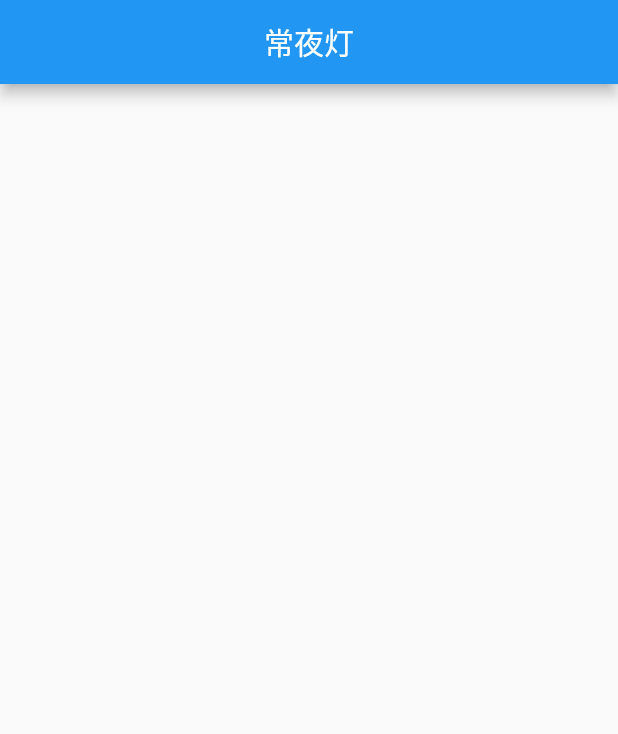
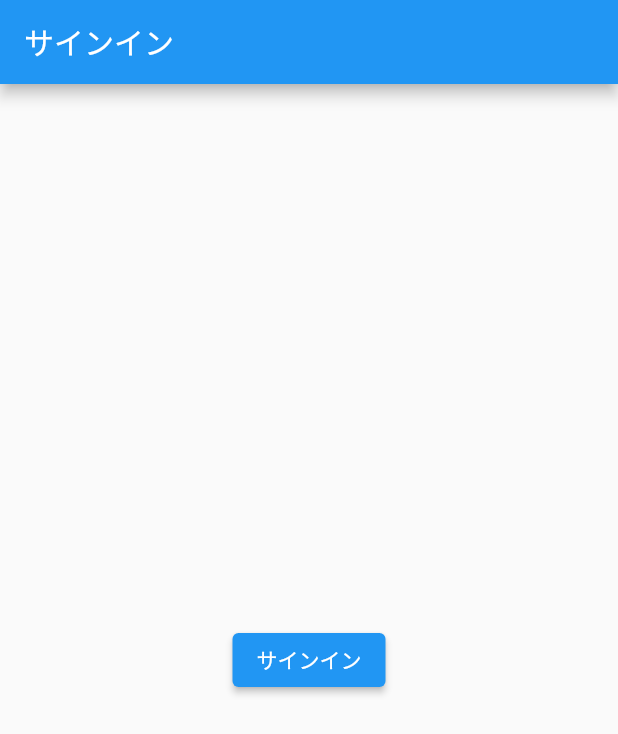
Before and after one commit to flutteruniv/joyato, a Flutter app: the screen it shows after launch, on a phone screen of 412 x 824 dp. Shown: the top 734 px of the screen. Run offline on Flutter 3.47's test engine with Material 2 defaults, Android fonts, the light colour scheme and no system bars; our stand-ins replace firebase_core; accounts and stored records are empty.

Commit message:
SignInPageの追加

```diff
--- a/lib/main.dart
+++ b/lib/main.dart
@@ -1,5 +1,6 @@
 import 'package:firebase_core/firebase_core.dart';
 import 'package:flutter/material.dart';
+import 'package:joyato/sign_in_page.dart';
 
 Future<void> main() async {
   WidgetsFlutterBinding.ensureInitialized();
@@ -17,26 +18,7 @@ class MyApp extends StatelessWidget {
       theme: ThemeData(
         primarySwatch: Colors.blue,
       ),
-      home: const MyHomePage(),
+      home: const SignInPage(),
     );
   }
 }
-
-class MyHomePage extends StatefulWidget {
-  const MyHomePage({super.key});
-
-  @override
-  State<MyHomePage> createState() => _MyHomePageState();
-}
-
-class _MyHomePageState extends State<MyHomePage> {
-  @override
-  Widget build(BuildContext context) {
-    return Scaffold(
-      appBar: AppBar(
-        centerTitle: true,
-        title: const Text('常夜灯'),
-      ),
-    );
-  }
-}
--- /dev/null
+++ b/lib/sign_in_page.dart
@@ -0,0 +1,20 @@
+import 'package:flutter/material.dart';
+
+class SignInPage extends StatelessWidget {
+  const SignInPage({Key? key}) : super(key: key);
+
+  @override
+  Widget build(BuildContext context) {
+    return Scaffold(
+      appBar: AppBar(
+        title: const Text('サインイン'),
+      ),
+      body: Center(
+        child: ElevatedButton(
+          onPressed: () {},
+          child: const Text('サインイン'),
+        ),
+      ),
+    );
+  }
+}
--- a/pubspec.yaml
+++ b/pubspec.yaml
@@ -16,6 +16,8 @@ dependencies:
   cupertino_icons: ^1.0.2
   firebase_core: ^1.20.0
   firebase_analytics: ^9.3.0
+  google_sign_in: ^5.4.0
+  firebase_auth: ^3.6.2
 
 
 dev_dependencies:
```
Also changed, not shown: pubspec.lock.
